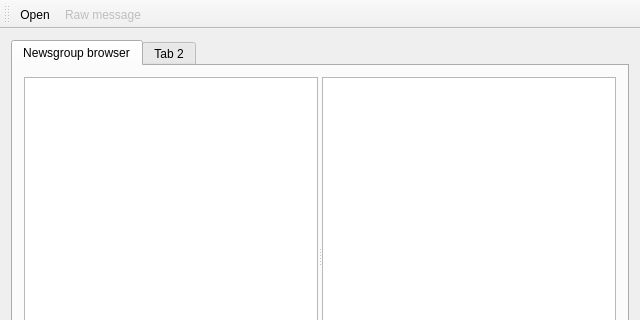
Above: browser/browser.ui from wolfpld/usenetarchive before the change; both pictures show x 0 to 640 and y 0 to 320 of the 640 by 480 pixel window. Below: the same form after it.
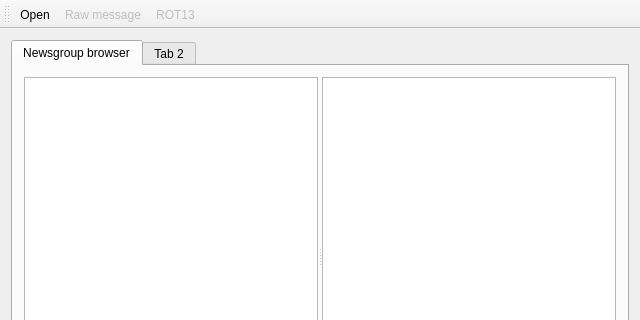
That is the form after the change.

Commit message: Add support for ROT13.

Diff of the .ui file:
```diff
--- a/browser/browser.ui
+++ b/browser/browser.ui
@@ -86,6 +86,7 @@
    </attribute>
    <addaction name="actionOpen"/>
    <addaction name="actionRaw_message"/>
+   <addaction name="actionROT13"/>
   </widget>
   <widget class="QStatusBar" name="statusBar"/>
   <action name="actionOpen">
@@ -104,6 +105,17 @@
     <string>Raw message</string>
    </property>
   </action>
+  <action name="actionROT13">
+   <property name="checkable">
+    <bool>true</bool>
+   </property>
+   <property name="enabled">
+    <bool>false</bool>
+   </property>
+   <property name="text">
+    <string>ROT13</string>
+   </property>
+  </action>
  </widget>
  <layoutdefault spacing="6" margin="11"/>
  <resources/>
```
The commit also changes 2 other files.
